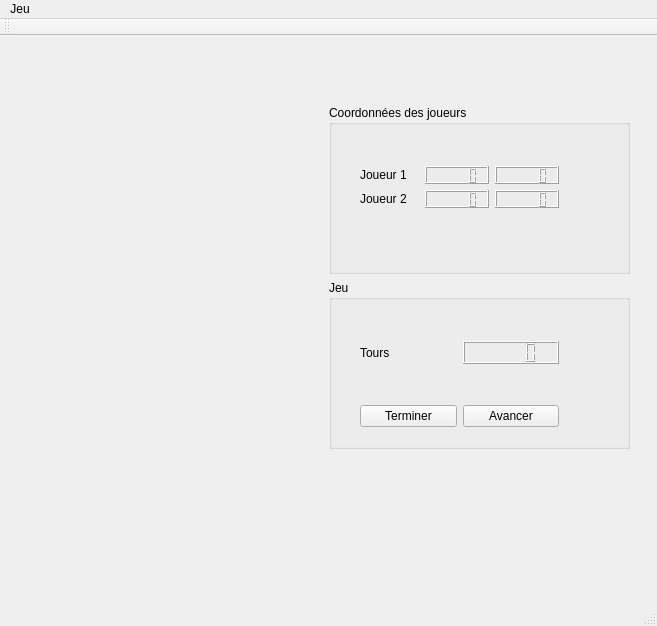
L3TZ/CoursePoursuite, file mainwindow.ui: the form before one commit.
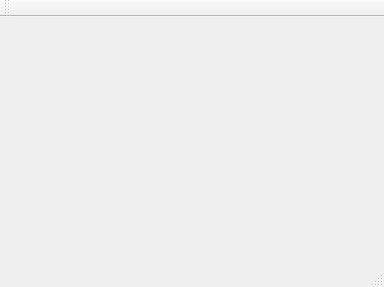
The form after the commit. Icons and pictures are not drawn.

Commit message: nettoyage branche (suppression ui)

```diff
--- a/mainwindow.ui
+++ b/mainwindow.ui
@@ -6,231 +6,23 @@
    <rect>
     <x>0</x>
     <y>0</y>
-    <width>657</width>
-    <height>626</height>
+    <width>384</width>
+    <height>287</height>
    </rect>
   </property>
   <property name="windowTitle">
    <string>MainWindow</string>
   </property>
-  <widget class="QWidget" name="centralWidget">
-   <widget class="QWidget" name="horizontalLayoutWidget">
-    <property name="geometry">
-     <rect>
-      <x>10</x>
-      <y>0</y>
-      <width>631</width>
-      <height>551</height>
-     </rect>
-    </property>
-    <layout class="QHBoxLayout" name="horizontalLayout">
-     <item>
-      <widget class="QLabel" name="grilleLabel">
-       <property name="text">
-        <string/>
-       </property>
-       <property name="pixmap">
-        <pixmap resource="grille.qrc">:/new/Myresource/Ressources/grille.png</pixmap>
-       </property>
-       <property name="margin">
-        <number>10</number>
-       </property>
-      </widget>
-     </item>
-     <item>
-      <layout class="QVBoxLayout" name="verticalLayout">
-       <item>
-        <spacer name="verticalSpacer_2">
-         <property name="orientation">
-          <enum>Qt::Vertical</enum>
-         </property>
-         <property name="sizeType">
-          <enum>QSizePolicy::Fixed</enum>
-         </property>
-         <property name="sizeHint" stdset="0">
-          <size>
-           <width>20</width>
-           <height>58</height>
-          </size>
-         </property>
-        </spacer>
-       </item>
-       <item>
-        <widget class="QGroupBox" name="groupBox">
-         <property name="title">
-          <string>Coordonnées des joueurs</string>
-         </property>
-         <widget class="QWidget" name="verticalLayoutWidget_2">
-          <property name="geometry">
-           <rect>
-            <x>20</x>
-            <y>50</y>
-            <width>221</width>
-            <height>64</height>
-           </rect>
-          </property>
-          <layout class="QVBoxLayout" name="verticalLayout_2">
-           <item>
-            <layout class="QHBoxLayout" name="horizontalLayout_3">
-             <item>
-              <widget class="QLabel" name="joueur1Label">
-               <property name="text">
-                <string>Joueur 1</string>
-               </property>
-              </widget>
-             </item>
-             <item>
-              <widget class="QLCDNumber" name="joueur1X"/>
-             </item>
-             <item>
-              <widget class="QLCDNumber" name="joueur1Y"/>
-             </item>
-            </layout>
-           </item>
-           <item>
-            <layout class="QHBoxLayout" name="horizontalLayout_2">
-             <item>
-              <widget class="QLabel" name="joueur2Label">
-               <property name="text">
-                <string>Joueur 2</string>
-               </property>
-              </widget>
-             </item>
-             <item>
-              <widget class="QLCDNumber" name="joueur2X"/>
-             </item>
-             <item>
-              <widget class="QLCDNumber" name="joueur2Y"/>
-             </item>
-            </layout>
-           </item>
-          </layout>
-         </widget>
-         <zorder>verticalLayoutWidget_2</zorder>
-         <zorder>groupBox_2</zorder>
-        </widget>
-       </item>
-       <item>
-        <widget class="QGroupBox" name="groupBox_2">
-         <property name="title">
-          <string>Jeu</string>
-         </property>
-         <widget class="QWidget" name="verticalLayoutWidget_3">
-          <property name="geometry">
-           <rect>
-            <x>20</x>
-            <y>50</y>
-            <width>221</width>
-            <height>108</height>
-           </rect>
-          </property>
-          <layout class="QVBoxLayout" name="verticalLayout_3">
-           <item>
-            <layout class="QHBoxLayout" name="horizontalLayout_4">
-             <item>
-              <widget class="QLabel" name="label">
-               <property name="text">
-                <string>Tours</string>
-               </property>
-              </widget>
-             </item>
-             <item>
-              <widget class="QLCDNumber" name="lcdNumber_5"/>
-             </item>
-            </layout>
-           </item>
-           <item>
-            <spacer name="verticalSpacer">
-             <property name="orientation">
-              <enum>Qt::Vertical</enum>
-             </property>
-             <property name="sizeType">
-              <enum>QSizePolicy::Fixed</enum>
-             </property>
-             <property name="sizeHint" stdset="0">
-              <size>
-               <width>20</width>
-               <height>38</height>
-              </size>
-             </property>
-            </spacer>
-           </item>
-           <item>
-            <layout class="QHBoxLayout" name="horizontalLayout_5">
-             <item>
-              <widget class="QPushButton" name="pushButton">
-               <property name="text">
-                <string>Terminer</string>
-               </property>
-              </widget>
-             </item>
-             <item>
-              <widget class="QPushButton" name="pushButton_2">
-               <property name="text">
-                <string>Avancer</string>
-               </property>
-              </widget>
-             </item>
-            </layout>
-           </item>
-          </layout>
-         </widget>
-         <zorder>verticalLayoutWidget_3</zorder>
-         <zorder>groupBox</zorder>
-        </widget>
-       </item>
-       <item>
-        <spacer name="verticalSpacer_3">
-         <property name="orientation">
-          <enum>Qt::Vertical</enum>
-         </property>
-         <property name="sizeType">
-          <enum>QSizePolicy::Fixed</enum>
-         </property>
-         <property name="sizeHint" stdset="0">
-          <size>
-           <width>20</width>
-           <height>127</height>
-          </size>
-         </property>
-        </spacer>
-       </item>
-      </layout>
-     </item>
-    </layout>
-   </widget>
-   <widget class="QSplitter" name="splitter">
-    <property name="geometry">
-     <rect>
-      <x>0</x>
-      <y>0</y>
-      <width>0</width>
-      <height>0</height>
-     </rect>
-    </property>
-    <property name="orientation">
-     <enum>Qt::Horizontal</enum>
-    </property>
-   </widget>
-  </widget>
+  <widget class="QWidget" name="centralWidget"/>
   <widget class="QMenuBar" name="menuBar">
    <property name="geometry">
     <rect>
      <x>0</x>
      <y>0</y>
-     <width>657</width>
+     <width>384</width>
      <height>25</height>
     </rect>
    </property>
-   <widget class="QMenu" name="menuJeu">
-    <property name="title">
-     <string>Jeu</string>
-    </property>
-    <addaction name="actionNouvelle_Partie"/>
-    <addaction name="actionActiver_IA"/>
-    <addaction name="actionQuitter_Partie"/>
-   </widget>
-   <addaction name="menuJeu"/>
   </widget>
   <widget class="QToolBar" name="mainToolBar">
    <attribute name="toolBarArea">
```
Left out of the diff: 4 changed lines with no effect on the pictures. The commit also changes 1 other file.
